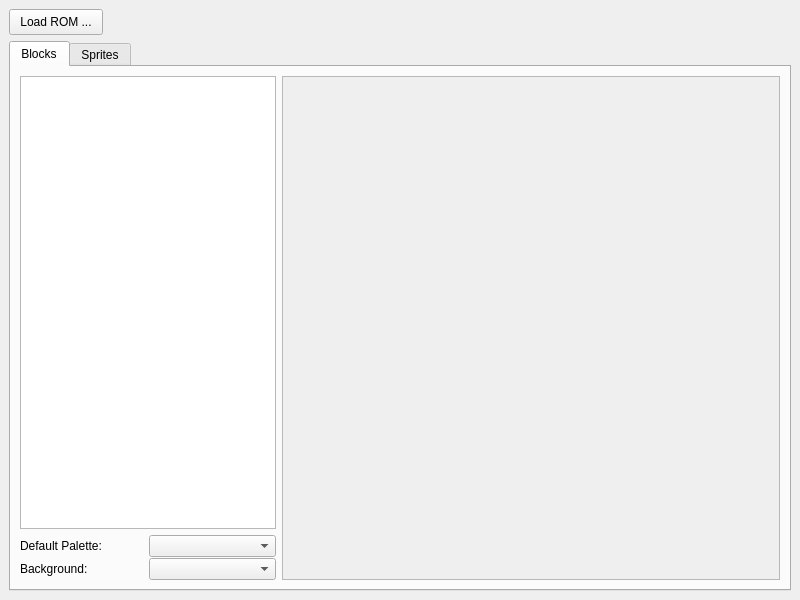
The window that mainwindow.ui (black-sliver/SoETilesViewer) describes before a commit, drawn with Qt 5.
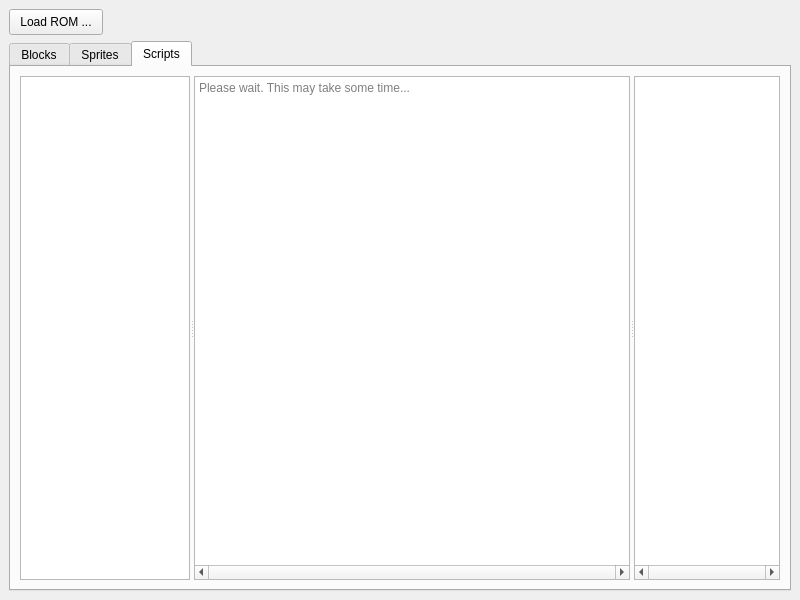
The same window after the commit. The open tabs and pages were chosen to show the change. Icons and pictures are not drawn. Custom widgets are drawn as their Qt base class.

What changed in the file:
```diff
--- a/mainwindow.ui
+++ b/mainwindow.ui
@@ -246,6 +246,91 @@
         </item>
        </layout>
       </widget>
+      <widget class="QWidget" name="tabScripts">
+       <attribute name="title">
+        <string>Scripts</string>
+       </attribute>
+       <layout class="QVBoxLayout" name="verticalLayout_2">
+        <item>
+         <widget class="QSplitter" name="splitter">
+          <property name="orientation">
+           <enum>Qt::Horizontal</enum>
+          </property>
+          <widget class="QListWidget" name="lstScripts">
+           <property name="sizePolicy">
+            <sizepolicy hsizetype="Minimum" vsizetype="Expanding">
+             <horstretch>0</horstretch>
+             <verstretch>0</verstretch>
+            </sizepolicy>
+           </property>
+           <property name="sizeAdjustPolicy">
+            <enum>QAbstractScrollArea::AdjustToContents</enum>
+           </property>
+          </widget>
+          <widget class="QTextBrowser" name="txtScripts">
+           <property name="sizePolicy">
+            <sizepolicy hsizetype="Maximum" vsizetype="Expanding">
+             <horstretch>0</horstretch>
+             <verstretch>0</verstretch>
+            </sizepolicy>
+           </property>
+           <property name="horizontalScrollBarPolicy">
+            <enum>Qt::ScrollBarAlwaysOn</enum>
+           </property>
+           <property name="lineWrapMode">
+            <enum>QTextEdit::NoWrap</enum>
+           </property>
+           <property name="markdown">
+            <string notr="true"/>
+           </property>
+           <property name="html">
+            <string notr="true">&lt;!DOCTYPE HTML PUBLIC &quot;-//W3C//DTD HTML 4.0//EN&quot; &quot;http://www.w3.org/TR/REC-html40/strict.dtd&quot;&gt;
+&lt;html&gt;&lt;head&gt;&lt;meta name=&quot;qrichtext&quot; content=&quot;1&quot; /&gt;&lt;style type=&quot;text/css&quot;&gt;
+p, li { white-space: pre-wrap; }
+&lt;/style&gt;&lt;/head&gt;&lt;body style=&quot; font-family:'Sans Serif'; font-size:9pt; font-weight:400; font-style:normal;&quot;&gt;
+&lt;p style=&quot;-qt-paragraph-type:empty; margin-top:0px; margin-bottom:0px; margin-left:0px; margin-right:0px; -qt-block-indent:0; text-indent:0px;&quot;&gt;&lt;br /&gt;&lt;/p&gt;&lt;/body&gt;&lt;/html&gt;</string>
+           </property>
+           <property name="acceptRichText">
+            <bool>false</bool>
+           </property>
+           <property name="placeholderText">
+            <string>Please wait. This may take some time...</string>
+           </property>
+          </widget>
+          <widget class="QTextBrowser" name="hexScripts">
+           <property name="sizePolicy">
+            <sizepolicy hsizetype="MinimumExpanding" vsizetype="Expanding">
+             <horstretch>0</horstretch>
+             <verstretch>0</verstretch>
+            </sizepolicy>
+           </property>
+           <property name="verticalScrollBarPolicy">
+            <enum>Qt::ScrollBarAlwaysOff</enum>
+           </property>
+           <property name="horizontalScrollBarPolicy">
+            <enum>Qt::ScrollBarAlwaysOn</enum>
+           </property>
+           <property name="sizeAdjustPolicy">
+            <enum>QAbstractScrollArea::AdjustToContents</enum>
+           </property>
+           <property name="lineWrapMode">
+            <enum>QTextEdit::NoWrap</enum>
+           </property>
+           <property name="markdown">
+            <string notr="true"/>
+           </property>
+           <property name="html">
+            <string notr="true">&lt;!DOCTYPE HTML PUBLIC &quot;-//W3C//DTD HTML 4.0//EN&quot; &quot;http://www.w3.org/TR/REC-html40/strict.dtd&quot;&gt;
+&lt;html&gt;&lt;head&gt;&lt;meta name=&quot;qrichtext&quot; content=&quot;1&quot; /&gt;&lt;style type=&quot;text/css&quot;&gt;
+p, li { white-space: pre-wrap; }
+&lt;/style&gt;&lt;/head&gt;&lt;body style=&quot; font-family:'Sans Serif'; font-size:9pt; font-weight:400; font-style:normal;&quot;&gt;
+&lt;p style=&quot;-qt-paragraph-type:empty; margin-top:0px; margin-bottom:0px; margin-left:0px; margin-right:0px; -qt-block-indent:0; text-indent:0px;&quot;&gt;&lt;br /&gt;&lt;/p&gt;&lt;/body&gt;&lt;/html&gt;</string>
+           </property>
+          </widget>
+         </widget>
+        </item>
+       </layout>
+      </widget>
      </widget>
     </item>
    </layout>
```
